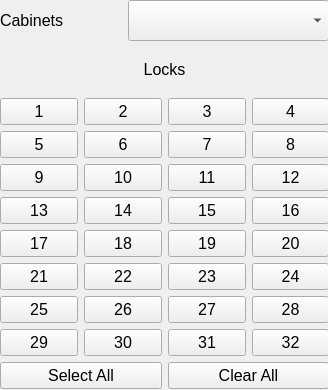
First picture: the form in Key/lockcabinetwidget.ui, repository BuzzSiler/keycodebox-key, before the edit.
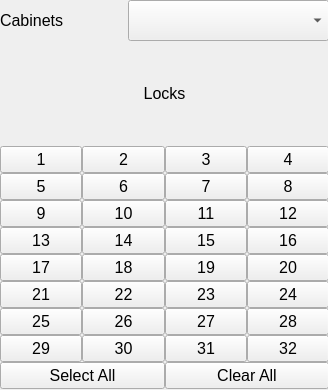
Second picture: the form after the edit.

```diff
--- a/Key/lockcabinetwidget.ui
+++ b/Key/lockcabinetwidget.ui
@@ -23,6 +23,9 @@
     </rect>
    </property>
    <layout class="QVBoxLayout" name="vloLockCabinet">
+    <property name="spacing">
+     <number>0</number>
+    </property>
     <item>
      <layout class="QVBoxLayout" name="vloSelectedCabinet">
       <item>
@@ -75,8 +78,14 @@
     </item>
     <item>
      <layout class="QVBoxLayout" name="vloLockButtons">
+      <property name="spacing">
+       <number>0</number>
+      </property>
       <item>
        <layout class="QHBoxLayout" name="hloLocksRow1">
+        <property name="spacing">
+         <number>0</number>
+        </property>
         <item>
          <widget class="QPushButton" name="pbLock01">
           <property name="font">
@@ -141,6 +150,9 @@
       </item>
       <item>
        <layout class="QHBoxLayout" name="hloLocksRow2">
+        <property name="spacing">
+         <number>0</number>
+        </property>
         <item>
          <widget class="QPushButton" name="pbLock05">
           <property name="font">
@@ -205,6 +217,9 @@
       </item>
       <item>
        <layout class="QHBoxLayout" name="hloLocksRow3">
+        <property name="spacing">
+         <number>0</number>
+        </property>
         <item>
          <widget class="QPushButton" name="pbLock09">
           <property name="font">
@@ -269,6 +284,9 @@
       </item>
       <item>
        <layout class="QHBoxLayout" name="hloLocksRow4">
+        <property name="spacing">
+         <number>0</number>
+        </property>
         <item>
          <widget class="QPushButton" name="pbLock13">
           <property name="font">
@@ -333,6 +351,9 @@
       </item>
       <item>
        <layout class="QHBoxLayout" name="hloLocksRow5">
+        <property name="spacing">
+         <number>0</number>
+        </property>
         <item>
          <widget class="QPushButton" name="pbLock17">
           <property name="font">
@@ -397,6 +418,9 @@
       </item>
       <item>
        <layout class="QHBoxLayout" name="hloLocksRow6">
+        <property name="spacing">
+         <number>0</number>
+        </property>
         <item>
          <widget class="QPushButton" name="pbLock21">
           <property name="font">
@@ -461,6 +485,9 @@
       </item>
       <item>
        <layout class="QHBoxLayout" name="hloLocksRow7">
+        <property name="spacing">
+         <number>0</number>
+        </property>
         <item>
          <widget class="QPushButton" name="pbLock25">
           <property name="font">
@@ -525,6 +552,9 @@
       </item>
       <item>
        <layout class="QHBoxLayout" name="hloLocksRow8">
+        <property name="spacing">
+         <number>0</number>
+        </property>
         <item>
          <widget class="QPushButton" name="pbLock29">
           <property name="font">
@@ -591,6 +621,9 @@
     </item>
     <item>
      <layout class="QHBoxLayout" name="hloSelectClearAll">
+      <property name="spacing">
+       <number>0</number>
+      </property>
       <item>
        <widget class="QPushButton" name="pbSelectAll">
         <property name="font">
```
